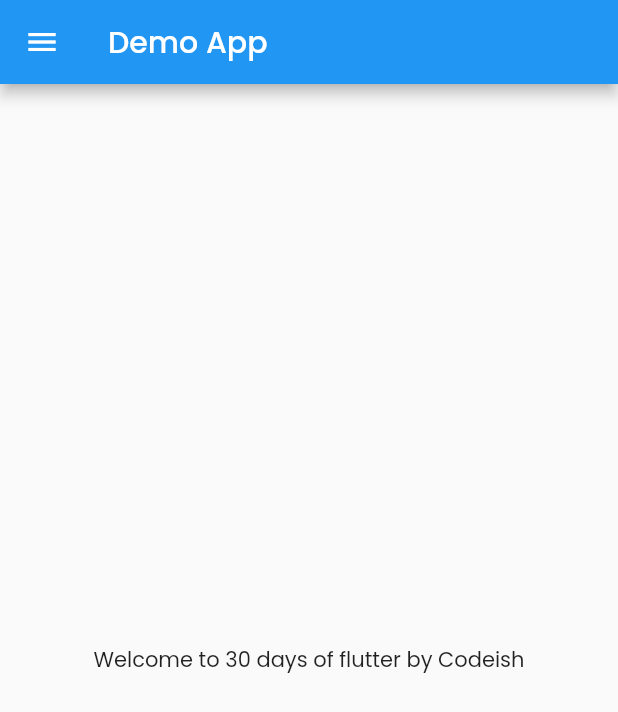
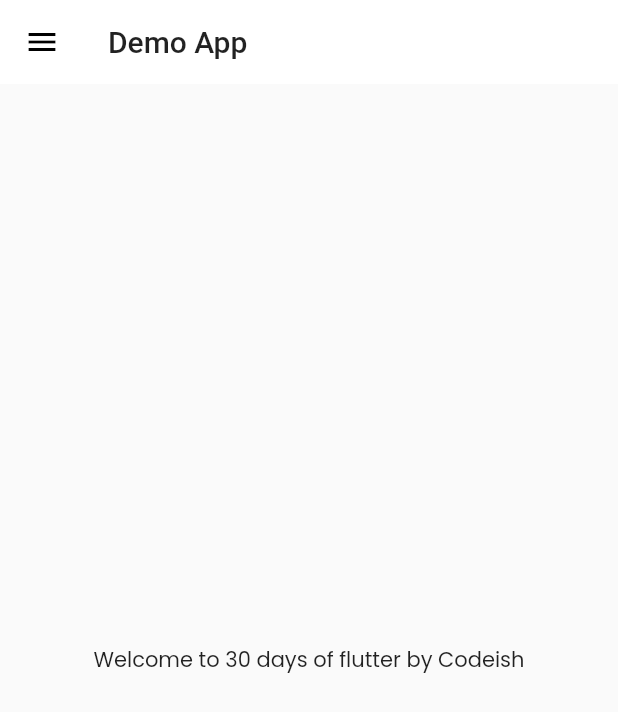
Before and after one commit to Aashish-Dahal/30DaysOfFlutter, a Flutter app: the screen it shows after launch, on a phone screen of 412 x 824 dp. Shown: the top 712 px of the screen. Run offline on Flutter 3.47's test engine with Material 2 defaults, Android fonts, the light colour scheme and no system bars; our stand-ins replace google_fonts.

Commit message:
day 9 completed

```diff
--- a/lib/main.dart
+++ b/lib/main.dart
@@ -1,5 +1,6 @@
 import 'package:demo_app/pages/home_page.dart';
 import 'package:demo_app/utils/utils.dart';
+import 'package:demo_app/widgets/themes.dart';
 import 'package:flutter/material.dart';
 import 'package:flutter/widgets.dart';
 import 'package:google_fonts/google_fonts.dart';
@@ -16,12 +17,8 @@
     return MaterialApp(
       debugShowCheckedModeBanner: false,
       themeMode: ThemeMode.light,
-      theme: ThemeData(
-        primaryColor: Colors.blue,
-        fontFamily: GoogleFonts.poppins().fontFamily,
-        primaryTextTheme: GoogleFonts.poppinsTextTheme(),
-      ),
-      darkTheme: ThemeData(brightness: Brightness.dark),
+      theme: MyTheme.lightTheme(context),
+      darkTheme: MyTheme.darkTheme(context),
       initialRoute: MyRoutes.homeRoute,
       routes: {
         '/': (context) => LoginPage(),
--- a/lib/pages/home_page.dart
+++ b/lib/pages/home_page.dart
@@ -15,7 +15,6 @@
         appBar: AppBar(
           title: Text(
             "Demo App",
-            style: TextStyle(color: Colors.white),
           ),
         ),
         body: Center(
--- /dev/null
+++ b/lib/widgets/themes.dart
@@ -0,0 +1,17 @@
+import 'package:flutter/material.dart';
+import 'package:google_fonts/google_fonts.dart';
+
+class MyTheme {
+  static ThemeData lightTheme(BuildContext context) => ThemeData(
+      primaryColor: Colors.blue,
+      fontFamily: GoogleFonts.poppins().fontFamily,
+      primaryTextTheme: GoogleFonts.poppinsTextTheme(),
+      appBarTheme: AppBarTheme(
+          color: Colors.white,
+          elevation: 0.0,
+          iconTheme: IconThemeData(color: Colors.black),
+          textTheme: Theme.of(context).textTheme));
+
+  static ThemeData darkTheme(BuildContext context) =>
+      ThemeData(brightness: Brightness.dark);
+}
```
Also changed, not shown: lib/models/catalog.dart (added, +21 -0 lines).
